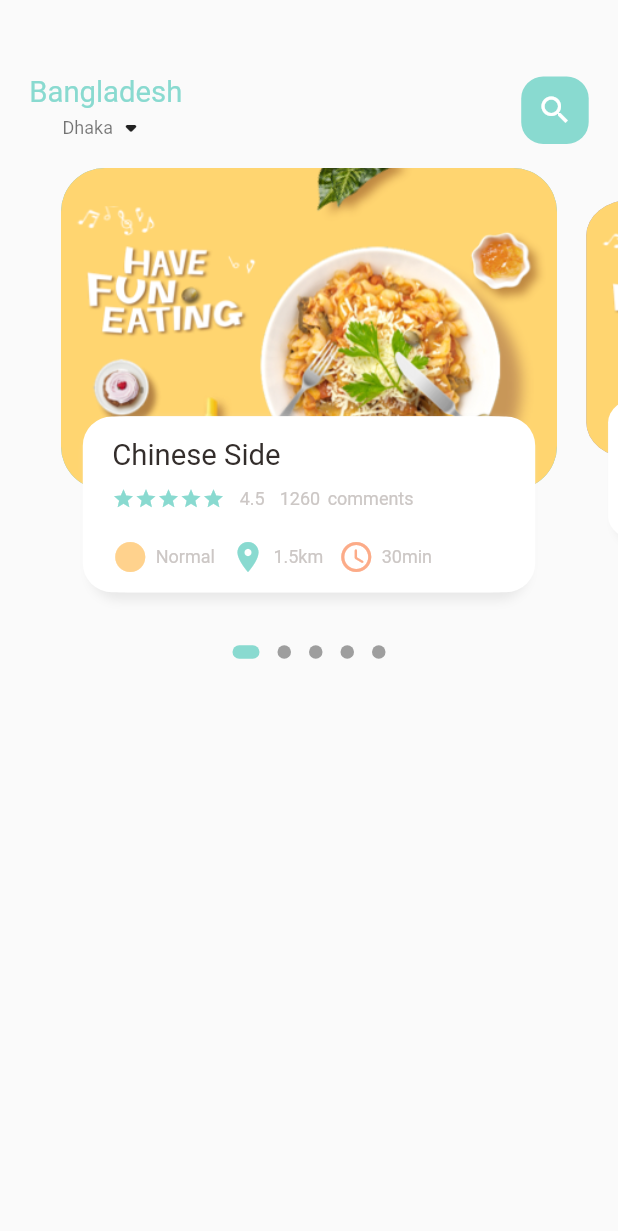
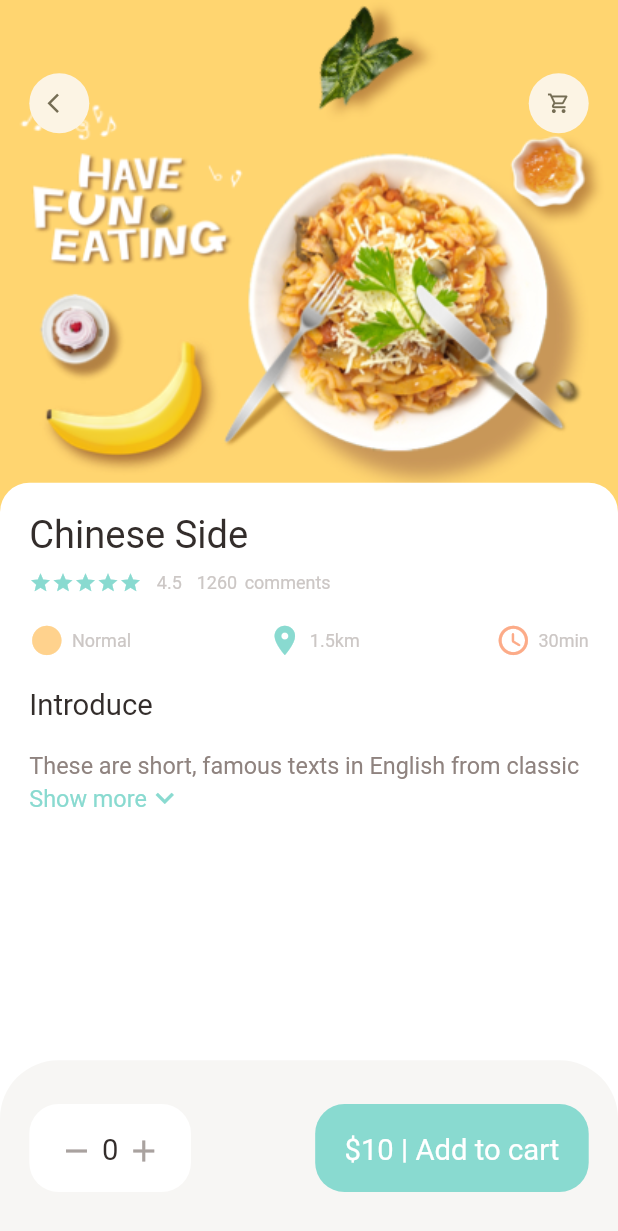
Before and after one commit to shimul53/Food-Delivery-App, a Flutter app: the screen it shows after launch, on a phone screen of 412 x 824 dp. Shown: the top 1231 px of the screen. Run offline on Flutter 3.47's test engine with Material 2 defaults, Android fonts, the phone set to English and light mode, and no system bars; drawn by our look-alikes of dots_indicator; our stand-ins replace get.

Commit message:
food details screen

```diff
--- a/lib/main.dart
+++ b/lib/main.dart
@@ -1,5 +1,7 @@
 import 'package:flutter/material.dart';
-import 'package:food_delivery_app/home/main_food_page.dart';
+import 'package:food_delivery_app/pages/food/popular_food_details.dart';
+
+import 'package:food_delivery_app/pages/home/main_food_page.dart';
 import 'package:get/get_navigation/src/root/get_material_app.dart';
 
 void main() {
@@ -20,7 +22,7 @@ class MyApp extends StatelessWidget {
 
         primarySwatch: Colors.blue,
       ),
-      home:const MainFoodPage(),
+      home:const PopularFoodDetails(),
     );
   }
 }
--- /dev/null
+++ b/lib/pages/food/popular_food_details.dart
@@ -0,0 +1,126 @@
+import 'package:flutter/material.dart';
+import 'package:food_delivery_app/utils/colors.dart';
+import 'package:food_delivery_app/utils/dimensions.dart';
+import 'package:food_delivery_app/widgets/app_column.dart';
+import 'package:food_delivery_app/widgets/app_icon.dart';
+import 'package:food_delivery_app/widgets/big_text.dart';
+import 'package:food_delivery_app/widgets/expandable_text.dart';
+import 'package:food_delivery_app/widgets/icon_and_text_widget.dart';
+import 'package:food_delivery_app/widgets/small_text.dart';
+class PopularFoodDetails extends StatelessWidget {
+  const PopularFoodDetails({Key? key}) : super(key: key);
+
+  @override
+  Widget build(BuildContext context) {
+   // print("hight: " + MediaQuery.of(context).size.height.toString() + "width: " + MediaQuery.of(context).size.width.toString());
+    return Scaffold(
+      backgroundColor: Colors.white,
+      body: Stack(
+        children: [
+          //background image
+          Positioned(
+            left: 0,
+            right: 0,
+            child: Container(
+             width: double.maxFinite,
+              height: Dimensions.popularFoodImgSize,
+              decoration: BoxDecoration(
+                image: DecorationImage(
+                  fit: BoxFit.cover,
+                  image: AssetImage(
+                    "assets/image/food0.png"
+                  )
+                )
+              ),
+          ),),
+          //icon widgets
+          Positioned(
+            top: Dimensions.height50,
+            left: Dimensions.width20,
+            right: Dimensions.width20,
+            child: Row(
+              mainAxisAlignment: MainAxisAlignment.spaceBetween,
+            children: [
+              Center(child: AppIcon(icon: Icons.arrow_back_ios)),
+              Center(child: AppIcon(icon: Icons.shopping_cart_outlined)),
+            ],
+          ),),
+          //introduction of food
+          Positioned(
+            left: 0,
+            right: 0,
+            bottom: 0,
+            top: Dimensions.popularFoodImgSize-20,
+            child: Container(
+             padding: EdgeInsets.only(left: Dimensions.width20,right: Dimensions.width20,top: Dimensions.height20),
+              decoration: BoxDecoration(
+                borderRadius: BorderRadius.only(
+                    topRight:Radius.circular(Dimensions.radius20),
+                    topLeft: Radius.circular(Dimensions.radius20),
+                ),
+                color: Colors.white,
+              ),
+              child:Column(
+                crossAxisAlignment: CrossAxisAlignment.start,
+                children: [
+                  AppColumn(text: "Chinese Side",),
+                  SizedBox(height: Dimensions.height20,),
+                  BigText(text: "Introduce"),
+                  SizedBox(height: Dimensions.height20,),
+                  Expanded(
+                    child: SingleChildScrollView(
+                      child: ExpandableTextWidget(text: "These are short, famous texts in English from classic sources like the Bible or Shakespeare. Some texts have word definitions and explanations to help you. Some of these texts are written in an old style of English. Try to understand them, because the English that we speak today is based on what our great, great, great, great grandparents spoke before! Of course, not all these texts were originally written in English. The Bible, for example, is a translation. But they are all well known in English today, and many of them express beautiful thoughts."),
+                    ),
+                  ),
+                ],
+              ),
+          ),),
+          //expandable text widget
+
+        ],
+      ),
+      bottomNavigationBar: Container(
+        height: Dimensions.bottomHeightBar,
+        padding: EdgeInsets.only(top: Dimensions.height30,bottom:Dimensions.height30,left: Dimensions.width20,right: Dimensions.width20 ),
+        decoration: BoxDecoration(
+          color: AppColors.buttonBackgroundColor,
+          borderRadius: BorderRadius.only(
+              topLeft: Radius.circular(Dimensions.radius20*2),
+              topRight: Radius.circular(Dimensions.radius20*2)
+          ),
+        ),
+        child: Row(
+          mainAxisAlignment: MainAxisAlignment.spaceBetween,
+          children: [
+            Container(
+              padding: EdgeInsets.only(top: Dimensions.height20,bottom: Dimensions.height20,left: Dimensions.width20,right: Dimensions.width20),
+              decoration: BoxDecoration(
+                borderRadius: BorderRadius.circular(Dimensions.radius20),
+                color: Colors.white,
+              ),
+              child: Row(
+
+                children: [
+                  Icon(Icons.remove,color: AppColors.signColor,),
+                  SizedBox(width: Dimensions.width10/2,),
+                  BigText(text: "0"),
+                  SizedBox(width: Dimensions.width10/2,),
+                  Icon(Icons.add,color: AppColors.signColor,),
+                ],
+              ),
+            ),
+            Container(
+              padding: EdgeInsets.only(top: Dimensions.height20,bottom: Dimensions.height20,left: Dimensions.width20,right: Dimensions.width20),
+              child: BigText(text: "\$10 | Add to cart",color: Colors.white,),
+              decoration: BoxDecoration(
+                borderRadius: BorderRadius.circular(Dimensions.radius20),
+                color: AppColors.mainColor,
+              ),
+
+            )
+          ],
+        ),
+      ),
+    );
+  }
+}
--- a/lib/home/food_page_body.dart
+++ b/lib/pages/home/food_page_body.dart
@@ -1,7 +1,9 @@
 import 'package:dots_indicator/dots_indicator.dart';
+import 'package:flutter/cupertino.dart';
 import 'package:flutter/material.dart';
 import 'package:food_delivery_app/utils/colors.dart';
 import 'package:food_delivery_app/utils/dimensions.dart';
+import 'package:food_delivery_app/widgets/app_column.dart';
 import 'package:food_delivery_app/widgets/big_text.dart';
 import 'package:food_delivery_app/widgets/icon_and_text_widget.dart';
 import 'package:food_delivery_app/widgets/small_text.dart';
@@ -40,6 +42,8 @@ class _FoodPageBodyState extends State<FoodPageBody> {
   Widget build(BuildContext context) {
     return Column(
       children: [
+
+        //slider section
         Container(
           // color: Colors.redAccent,
           height: Dimensions.pageView,
@@ -47,6 +51,8 @@ class _FoodPageBodyState extends State<FoodPageBody> {
             return _buildPageItem(position);
           }),
         ),
+
+    //slider dots
        new DotsIndicator(
       dotsCount: 5,
       position: _currentPageValue,
@@ -57,6 +63,94 @@ class _FoodPageBodyState extends State<FoodPageBody> {
       activeShape: RoundedRectangleBorder(borderRadius: BorderRadius.circular(5.0)),
      ),
     ),
+        //popular text
+        SizedBox(height: Dimensions.height30,),
+        Container(
+          margin: EdgeInsets.only(left: Dimensions.width30,),
+          child: Row(
+            crossAxisAlignment: CrossAxisAlignment.end,
+            children: [
+              BigText(text: "Popular"),
+              SizedBox(width: Dimensions.width10,),
+              Container(
+                margin: const EdgeInsets.only(bottom: 3),
+                child: BigText(text: ".",color: Colors.black26,),
+              ),
+              SizedBox(width: Dimensions.width10,),
+              Container(
+                margin: const EdgeInsets.only(bottom: 1),
+                child: SmallText(text: "Food pairing"),
+              ),
+
+            ],
+          ),
+        ),
+
+        //list of food & images
+
+
+          ListView.builder(shrinkWrap: true,physics: NeverScrollableScrollPhysics(),itemCount: 10,itemBuilder: (context,index){
+            return Container(
+              margin: EdgeInsets.only(left: Dimensions.width20,right: Dimensions.width20,bottom: Dimensions.height10),
+              child: Row(
+                children: [
+                  // image section
+                  Container(
+                    width:Dimensions.listViewImgSize,
+                    height: Dimensions.listViewImgSize,
+                    decoration: BoxDecoration(
+                        borderRadius: BorderRadius.circular(Dimensions.radius20),
+                        color: Colors.white38,
+                        image: DecorationImage(
+                          fit: BoxFit.cover,
+                            image: AssetImage(
+                                "assets/image/food0.png"
+                            )
+                        )
+                    ),
+                  ),
+                  //text container
+                  Expanded(child: Container(
+                    height: Dimensions.listViewTextContSize,
+
+                    decoration: BoxDecoration(
+                      borderRadius: BorderRadius.only(
+                        topRight: Radius.circular(Dimensions.radius20,),
+                        bottomRight: Radius.circular(Dimensions.radius20,),
+                      ),
+                      color: Colors.white,
+
+                    ),
+                    child: Padding(
+                      padding: EdgeInsets.only(left: Dimensions.width10,right: Dimensions.width10),
+                      child: Column(
+                        crossAxisAlignment: CrossAxisAlignment.start,
+                        mainAxisAlignment: MainAxisAlignment.center,
+                        children: [
+                          BigText(text: "Nutritious fruit meal in China"),
+                          SizedBox(height: Dimensions.height10,),
+                          SmallText(text: "With bangladeshi characteristics"),
+                          SizedBox(height: Dimensions.height10,),
+                          Row(
+                            children: [
+                              IconAndTextWidget(icon: Icons.circle_sharp, text: "Normal", iconColor: AppColors.iconColor1),
+                              SizedBox(width: 10,),
+                              IconAndTextWidget(icon: Icons.location_on, text: "1.5km", iconColor: AppColors.mainColor),
+                              SizedBox(width: 10,),
+                              IconAndTextWidget(icon: Icons.access_time_rounded, text: "30min", iconColor: AppColors.iconColor2),
+                            ],
+                          )
+                        ],
+                      ),
+                    ),
+                  ),
+
+                  ),
+                ],
+              ),
+            );
+          }),
+
       ],
     );
   }
@@ -126,43 +220,7 @@ class _FoodPageBodyState extends State<FoodPageBody> {
               ),
               child: Container(
                 padding: EdgeInsets.only(top: Dimensions.height15,left: Dimensions.height15,right: Dimensions.height15),
-                child: Column(
-                  crossAxisAlignment: CrossAxisAlignment.start,
-                  children: [
-                    BigText(text: "Chinese Side"),
-                    SizedBox(height: Dimensions.height10,),
-                    Row(
-                      children: [
-                        Wrap(
-                          children: List.generate(5, (index)
-                          {
-                                return Icon(
-                                      Icons.star,
-                                      color: AppColors.mainColor,
-                                      size: 15,
-                                    );
-                                  }),
-                        ),
-                        SizedBox(width: 10,),
-                        SmallText(text: "4.5"),
-                        SizedBox(width: 10,),
-                        SmallText(text: "1260"),
-                        SizedBox(width: 5,),
-                        SmallText(text: "comments"),
-                      ],
-                    ),
-                    SizedBox(height: Dimensions.height20,),
-                    Row(
-                      children: [
-                        IconAndTextWidget(icon: Icons.circle_sharp, text: "Normal", iconColor: AppColors.iconColor1),
-                        SizedBox(width: 10,),
-                        IconAndTextWidget(icon: Icons.location_on, text: "1.5km", iconColor: AppColors.mainColor),
-                        SizedBox(width: 10,),
-                        IconAndTextWidget(icon: Icons.access_time_rounded, text: "30min", iconColor: AppColors.iconColor2),
-                      ],
-                    )
-                  ],
-                ),
+                child: AppColumn(text: "Chinese Side",),
               ),
 
             ),
--- a/lib/home/main_food_page.dart
+++ b/lib/pages/home/main_food_page.dart
@@ -1,6 +1,7 @@
 
 import 'package:flutter/material.dart';
-import 'package:food_delivery_app/home/food_page_body.dart';
+
+import 'package:food_delivery_app/pages/home/food_page_body.dart';
 import 'package:food_delivery_app/utils/colors.dart';
 import 'package:food_delivery_app/utils/dimensions.dart';
 import 'package:food_delivery_app/widgets/big_text.dart';
@@ -23,7 +24,7 @@ class _MainFoodPageState extends State<MainFoodPage> {
            //showing the header
            Container(
              child: Container(
-               margin: EdgeInsets.only(top: 50,bottom: 15),
+               margin: EdgeInsets.only(top: Dimensions.height50,bottom: Dimensions.height15),
                padding: EdgeInsets.only(left: Dimensions.width20,right: Dimensions.width20),
                child: Row(
                  mainAxisAlignment: MainAxisAlignment.spaceBetween,
@@ -41,9 +42,9 @@ class _MainFoodPageState extends State<MainFoodPage> {
                    ),
                    Center(
                      child: Container(
-                       width: 45,
-                       height: 45,
-                       child: Icon(Icons.search,color: Colors.white,),
+                       width: Dimensions.height45,
+                       height: Dimensions.height45,
+                       child: Icon(Icons.search,color: Colors.white,size: Dimensions.iconSize24,),
                        decoration: BoxDecoration(
                          borderRadius: BorderRadius.circular(Dimensions.radius15),
                          color: AppColors.mainColor,
@@ -55,7 +56,9 @@ class _MainFoodPageState extends State<MainFoodPage> {
              ),
            ),
            //showing the body
-           FoodPageBody(),
+           Expanded(child: SingleChildScrollView(
+             child: FoodPageBody(),
+           ),),
          ],
       ),
 
--- a/lib/utils/dimensions.dart
+++ b/lib/utils/dimensions.dart
@@ -6,22 +6,44 @@ class Dimensions {
   static double pageView= screenHeight/2.64;
   static double pageViewContainer= screenHeight/3.84;
   static double pageViewTextContainer= screenHeight/7.03;
-//dynamic height padding & margin
-  static double height10 = screenHeight/84.4;
+
+  //dynamic height padding & margin
+  static double height10 = screenHeight/84.4;      //(844/10=84.4)
   static double height15 = screenHeight/56.27;
   static double height20 = screenHeight/42.2;
   static double height30 = screenHeight/28.13;
-//dynamic width padding & margin
+  static double height45 = screenHeight/18.76;
+  static double height50 = screenHeight/16.88;
+
+  //dynamic width padding & margin
   static double width10 = screenHeight/84.4;
   static double width15 = screenHeight/56.27;
   static double width20 = screenHeight/42.2;
   static double width30 = screenHeight/28.13;
 
+  //font size
+  static double font16 = screenHeight/52.75;
+  static double font20 = screenHeight/42.2;
+  static double font26 = screenHeight/32.46;
 
-  static double font20 = screenHeight/42.2;
-//radius
+
+  //radius
   static double radius15 = screenHeight/56.27;
   static double radius20 = screenHeight/42.2;
   static double radius30 = screenHeight/28.13;
 
+   //icon size
+   static double iconSize24 = screenHeight/35.17;
+  static double iconSize16 = screenHeight/52.75;
+
+   //list view size
+   static double listViewImgSize = screenWidth/3.25;      //(390/120=3.25)
+   static double listViewTextContSize = screenWidth/3.9;
+
+   //popular food details
+   static double popularFoodImgSize = screenHeight/2.41;  //(844/350=2.41)
+
+   //bottom height
+   static double bottomHeightBar = screenHeight/7.03;
+
 }
--- /dev/null
+++ b/lib/widgets/app_column.dart
@@ -0,0 +1,53 @@
+import 'package:flutter/material.dart';
+import 'package:food_delivery_app/utils/colors.dart';
+import 'package:food_delivery_app/utils/dimensions.dart';
+import 'package:food_delivery_app/widgets/big_text.dart';
+import 'package:food_delivery_app/widgets/icon_and_text_widget.dart';
+import 'package:food_delivery_app/widgets/small_text.dart';
+class AppColumn extends StatelessWidget {
+  final String text;
+  const AppColumn({Key? key, required this.text}) : super(key: key);
+
+  @override
+  Widget build(BuildContext context) {
+    return Column(
+      crossAxisAlignment: CrossAxisAlignment.start,
+      children: [
+        BigText(text: text,size: Dimensions.font26,),
+        SizedBox(height: Dimensions.height10,),
+        //comment section
+        Row(
+          children: [
+            Wrap(
+              children: List.generate(5, (index)
+              {
+                return Icon(
+                  Icons.star,
+                  color: AppColors.mainColor,
+                  size: 15,
+                );
+              }),
+            ),
+            SizedBox(width: 10,),
+            SmallText(text: "4.5"),
+            SizedBox(width: 10,),
+            SmallText(text: "1260"),
+            SizedBox(width: 5,),
+            SmallText(text: "comments"),
+          ],
+        ),
+        SizedBox(height: Dimensions.height20,),
+        Row(
+          mainAxisAlignment: MainAxisAlignment.spaceBetween,
+          children: [
+            IconAndTextWidget(icon: Icons.circle_sharp, text: "Normal", iconColor: AppColors.iconColor1),
+
+            IconAndTextWidget(icon: Icons.location_on, text: "1.5km", iconColor: AppColors.mainColor),
+
+            IconAndTextWidget(icon: Icons.access_time_rounded, text: "30min", iconColor: AppColors.iconColor2),
+          ],
+        )
+      ],
+    );
+  }
+}
--- /dev/null
+++ b/lib/widgets/app_icon.dart
@@ -0,0 +1,26 @@
+import 'package:flutter/material.dart';
+import 'package:food_delivery_app/utils/dimensions.dart';
+class AppIcon extends StatelessWidget {
+  final IconData icon;
+  final Color backgroundColor;
+  final Color iconColor;
+  final double size;
+  const AppIcon({Key? key, required this.icon, this.backgroundColor=const Color(0xFFfcf4e4),  this.iconColor=const Color(0xFF756d54), this.size=40}) : super(key: key);
+
+  @override
+  Widget build(BuildContext context) {
+    return Container(
+      width: size,
+      height: size,
+      decoration: BoxDecoration(
+        borderRadius: BorderRadius.circular(size/2),
+        color: backgroundColor,
+      ),
+      child: Icon(
+        icon,
+        color: iconColor,
+        size: Dimensions.iconSize16,
+      ),
+    );
+  }
+}
--- /dev/null
+++ b/lib/widgets/expandable_text.dart
@@ -0,0 +1,57 @@
+import 'package:flutter/material.dart';
+import 'package:food_delivery_app/utils/colors.dart';
+import 'package:food_delivery_app/utils/dimensions.dart';
+import 'package:food_delivery_app/widgets/small_text.dart';
+
+class ExpandableTextWidget extends StatefulWidget {
+  final String text;
+  const ExpandableTextWidget({Key? key, required this.text}) : super(key: key);
+
+  @override
+  _ExpandableTextState createState() => _ExpandableTextState();
+}
+
+class _ExpandableTextState extends State<ExpandableTextWidget> {
+  late String firstHalf;
+  late String secondHalf;
+
+  bool hiddenText = true;
+
+  double textHeight = Dimensions.screenHeight/5.63;
+
+  @override
+  void initState() {
+    // TODO: implement initState
+    super.initState();
+    if(widget.text.length > textHeight){
+      firstHalf = widget.text.substring(0,textHeight.toInt());
+      secondHalf = widget.text.substring(textHeight.toInt()+1,widget.text.length);
+    }else{
+      firstHalf = widget.text;
+      secondHalf="";
+    }
+  }
+  @override
+  Widget build(BuildContext context) {
+    return Container(
+      child: secondHalf.isEmpty? SmallText(size: Dimensions.font16,text: firstHalf):Column(
+        children: [
+          SmallText(color:AppColors.paraColor,size:Dimensions.font16,text: hiddenText? (firstHalf+"..."):(firstHalf+secondHalf)),
+          InkWell(
+            onTap: (){
+              setState(() {
+                hiddenText=!hiddenText;
+              });
+            },
+            child: Row(
+              children: [
+                SmallText(size:Dimensions.font16,text: "Show more",color: AppColors.mainColor,),
+                Icon(hiddenText?Icons.keyboard_arrow_down:Icons.keyboard_arrow_up,color: AppColors.mainColor,)
+              ],
+            ),
+          )
+        ],
+      ),
+    );
+  }
+}
--- a/lib/widgets/icon_and_text_widget.dart
+++ b/lib/widgets/icon_and_text_widget.dart
@@ -1,4 +1,5 @@
 import 'package:flutter/material.dart';
+import 'package:food_delivery_app/utils/dimensions.dart';
 import 'package:food_delivery_app/widgets/small_text.dart';
 class IconAndTextWidget extends StatelessWidget {
   final IconData icon;
@@ -11,7 +12,7 @@ class IconAndTextWidget extends StatelessWidget {
   Widget build(BuildContext context) {
     return Row(
       children: [
-        Icon(icon,color: iconColor,),
+        Icon(icon,color: iconColor,size: Dimensions.iconSize24,),
         SizedBox(width: 5,),
         SmallText(text: text, )
       ],
```
Lines whose indentation alone changed are shown as unchanged.
